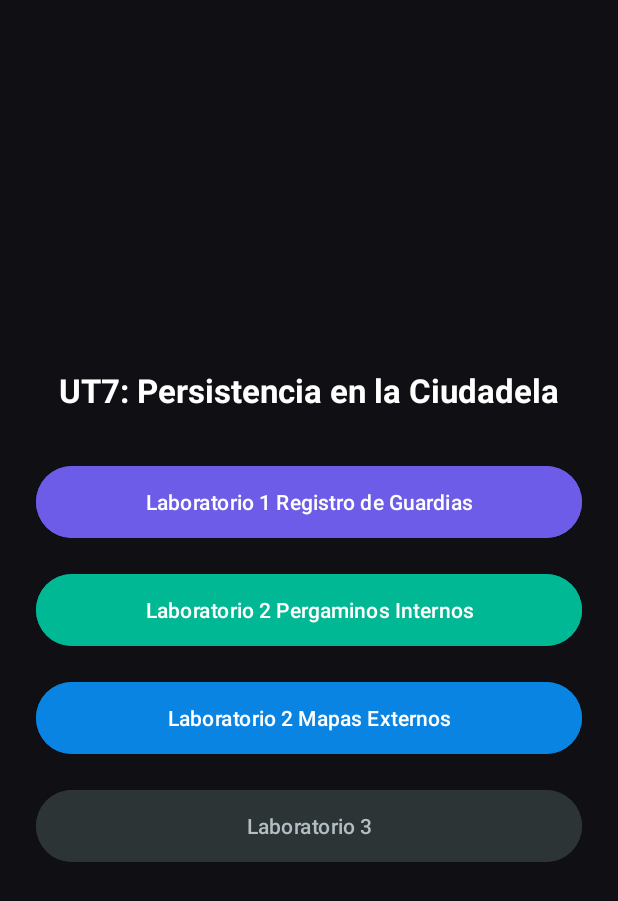
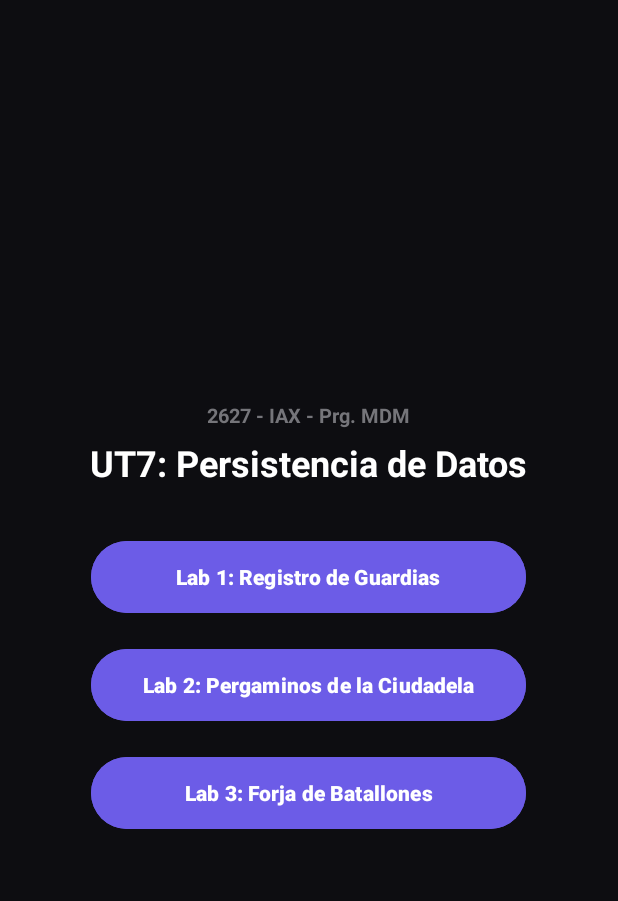
Before and after one commit to Ayoub-Atidi-Belbaz/El_Registro_de_Guardias_De_La_Ciudadela, an Android app: the screen it shows after launch (MainActivity), on a phone screen of 412 x 824 dp. Shown: the top 901 px of the screen. Run offline under Robolectric (Android 15) with nearby library versions, the phone set to English and light mode, and no system bars.

Commit message:
Dejo 3 botones iguales en el menu y enlazo externo desde ficheros

```diff
--- a/app/src/main/res/layout/activity_main.xml
+++ b/app/src/main/res/layout/activity_main.xml
@@ -2,7 +2,7 @@
 <LinearLayout xmlns:android="http://schemas.android.com/apk/res/android"
     android:layout_width="match_parent"
     android:layout_height="match_parent"
-    android:background="#0F0F14"
+    android:background="#0D0D11"
     android:gravity="center"
     android:orientation="vertical"
     android:padding="24dp">
@@ -10,44 +10,48 @@
     <TextView
         android:layout_width="wrap_content"
         android:layout_height="wrap_content"
+        android:text="2627 - IAX - Prg. MDM"
+        android:textColor="#75757A"
+        android:textSize="13sp"
+        android:textStyle="bold" />
+
+    <TextView
+        android:layout_width="wrap_content"
+        android:layout_height="wrap_content"
+        android:layout_marginTop="6dp"
         android:layout_marginBottom="32dp"
-        android:text="UT7: Persistencia en la Ciudadela"
+        android:text="UT7: Persistencia de Datos"
         android:textColor="#FFFFFF"
-        android:textSize="22sp"
+        android:textSize="24sp"
         android:textStyle="bold" />
 
     <Button
         android:id="@+id/btnIrPrefs"
-        android:layout_width="match_parent"
+        android:layout_width="290dp"
         android:layout_height="56dp"
         android:layout_marginBottom="16dp"
         android:backgroundTint="#6C5CE7"
-        android:text="Laboratorio 1 Registro de Guardias"
-        android:textColor="#FFFFFF" />
+        android:text="Lab 1: Registro de Guardias"
+        android:textColor="#FFFFFF"
+        android:textStyle="bold" />
 
     <Button
         android:id="@+id/btnIrFicheros"
-        android:layout_width="match_parent"
+        android:layout_width="290dp"
         android:layout_height="56dp"
         android:layout_marginBottom="16dp"
-        android:backgroundTint="#00B894"
-        android:text="Laboratorio 2 Pergaminos Internos"
-        android:textColor="#FFFFFF" />
-
-    <Button
-        android:id="@+id/btnIrExterno"
-        android:layout_width="match_parent"
-        android:layout_height="56dp"
-        android:layout_marginBottom="16dp"
-        android:backgroundTint="#0984E3"
-        android:text="Laboratorio 2 Mapas Externos"
-        android:textColor="#FFFFFF" />
+        android:backgroundTint="#6C5CE7"
+        android:text="Lab 2: Pergaminos de la Ciudadela"
+        android:textColor="#FFFFFF"
+        android:textStyle="bold" />
 
     <Button
         android:id="@+id/btnIrSQLite"
-        android:layout_width="match_parent"
+        android:layout_width="290dp"
         android:layout_height="56dp"
-        android:backgroundTint="#2D3436"
-        android:text="Laboratorio 3"
-        android:textColor="#B2BEC3" />
+        android:backgroundTint="#6C5CE7"
+        android:text="Lab 3: Forja de Batallones"
+        android:textColor="#FFFFFF"
+        android:textStyle="bold" />
+
 </LinearLayout>
```
Also changed, not shown: app/src/main/java/com/example/ayoub/FicherosActivity.kt (+7 -0 lines), app/src/main/java/com/example/ayoub/MainActivity.kt (+3 -9 lines), app/src/main/res/layout/activity_externo.xml (+10 -9 lines), app/src/main/res/layout/activity_ficheros.xml (+16 -5 lines).
